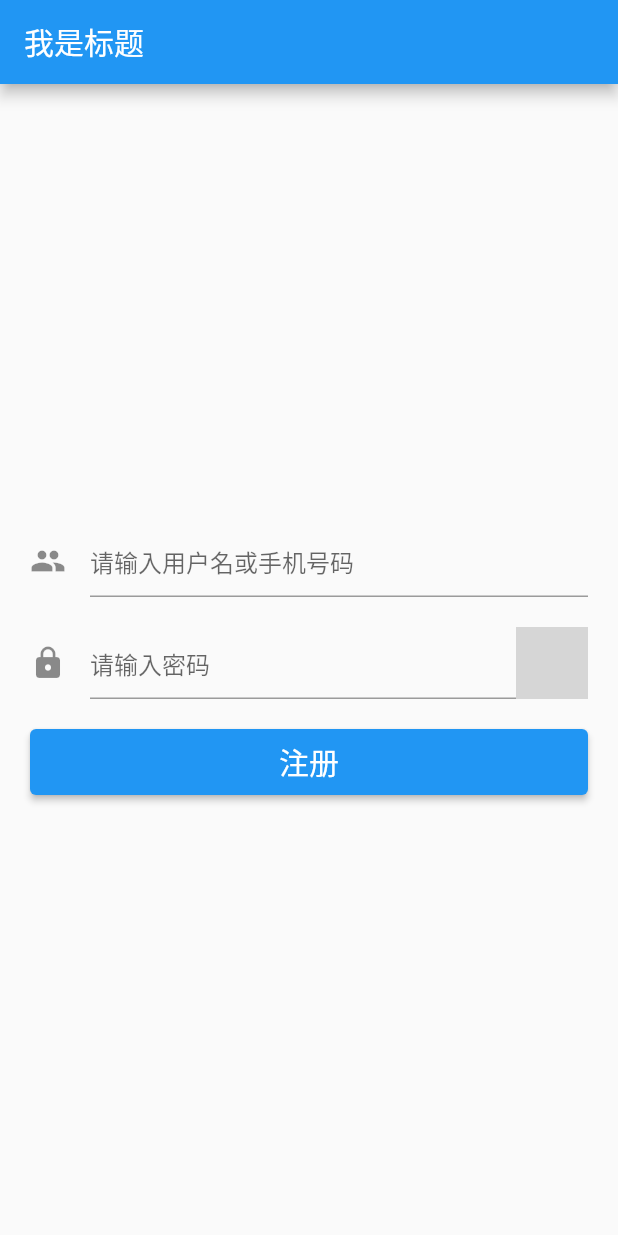
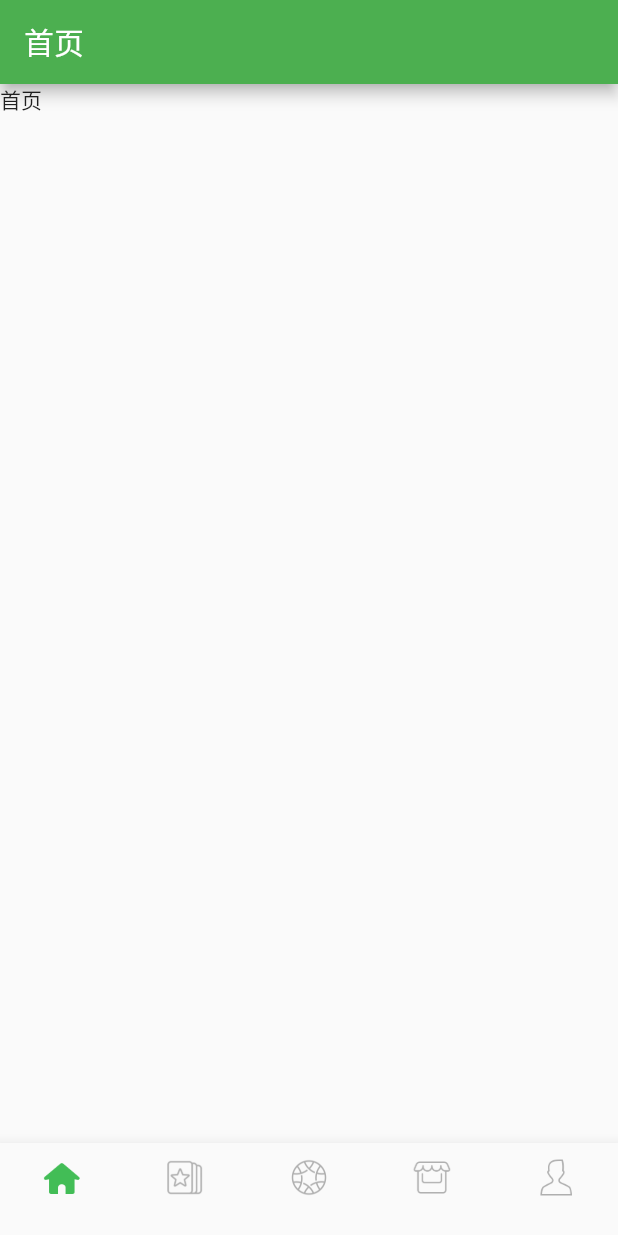
Before and after one commit to Sundyyer/flutterCode, a Flutter app: the screen it shows after launch, on a phone screen of 412 x 824 dp. Run offline on Flutter 3.47's test engine with Material 2 defaults, Android fonts, the phone set to English and light mode, and no system bars; grey boxes are pictures that could not be loaded.

Commit message:
搭建tab框架

```diff
--- /dev/null
+++ b/flutter_demo/lib/Pages/Group/group.dart
@@ -0,0 +1,16 @@
+
+import 'package:flutter/material.dart';
+
+class group extends StatelessWidget {
+  // const group({super.key});
+
+  @override
+  Widget build(BuildContext context) {
+    return Scaffold(
+      appBar: AppBar(
+        title: Text("首页"),
+      ),
+      body: Text("首页"),
+    );
+  }
+}
--- /dev/null
+++ b/flutter_demo/lib/Pages/Home/home.dart
@@ -0,0 +1,15 @@
+import 'package:flutter/material.dart';
+
+class home extends StatelessWidget {
+  const home({super.key});
+
+  @override
+  Widget build(BuildContext context) {
+    return Scaffold(
+      appBar: AppBar(
+        title: Text("首页"),
+      ),
+      body: Text("首页"),
+    );
+  }
+}
--- a/flutter_demo/lib/main.dart
+++ b/flutter_demo/lib/main.dart
@@ -1,135 +1,85 @@
-import 'dart:convert';
+
 
 import 'package:flutter/material.dart';
+import 'package:flutter_demo/Pages/Group/group.dart';
+import 'package:flutter_demo/Pages/Home/home.dart';
+import 'package:flutter_demo/Pages/Mall/mall.dart';
+import 'package:flutter_demo/Pages/Profile/profile.dart';
+import 'package:flutter_demo/Pages/Subject/subject.dart';
 
 void main() {
-  runApp(MyApp());
+  runApp(myApp());
 }
 
-class MyApp extends StatelessWidget {
+class myApp extends StatelessWidget {
 
-  // This widget is the root of your application.
+  final color_theme = Colors.green;
+
   @override
   Widget build(BuildContext context) {
     return MaterialApp(
-      title: 'TextField Demo',
-      home:  MyHomePage(),
+      title: "豆瓣",
+      theme: ThemeData(
+        primarySwatch: color_theme,
+        iconTheme: IconThemeData(color: color_theme),
+        highlightColor:  Colors.transparent,
+        splashColor: Colors.transparent
+      ),
+      home: MyStackPage(),
     );
   }
 }
 
-class MyHomePage extends StatelessWidget {
+
+class MyStackPage extends StatefulWidget {
+  @override
+  State<StatefulWidget> createState() {
+    return MyStackPageState();
+  }
+
+}
+class MyStackPageState extends State<MyStackPage> {
+  int _currentIndex = 0;
+
   @override
   Widget build(BuildContext context) {
     return Scaffold(
-      appBar: AppBar(
-        title: Text("我是标题"),
+
+      bottomNavigationBar: BottomNavigationBar(
+        currentIndex: _currentIndex,
+        type: BottomNavigationBarType.fixed,
+        items: [
+          createItem("home", "首页"),
+          createItem("subject", "书影音"),
+          createItem("group", "小组"),
+          createItem("mall", "市集"),
+          createItem("profile", "我的"),
+        ],
+        onTap: (currentIndex) {
+          setState(() {
+            _currentIndex = currentIndex;
+          });
+        },
       ),
-      body: contentWidget(),
+      body: IndexedStack(
+        index: _currentIndex,
+        children: [
+          home(),
+          subject(),
+          group(),
+          mall(),
+          profile()
+        ],
+      ),
     );
   }
 }
 
 
 
-
-/// 继承自statefulWidget必须写state，因为在state去维护状态的变化
-/// 整块内容的widget
-class contentWidget extends StatefulWidget {
-  @override
-  State<StatefulWidget> createState() {
-    return _contentState();
-  }
+BottomNavigationBarItem createItem(String iconName, String title) {
+  return  BottomNavigationBarItem(
+      icon: Image.asset("assets/images/tabbar/$iconName.png",width: 32.0,),
+      activeIcon: Image.asset("assets/images/tabbar/${iconName}_active.png",width: 32.0,),
+      label: "");
 }
-/// 这里用下划线的原因是因为在dart中私有化一个属性是用下划线
-class _contentState extends State<contentWidget> {
-  @override
-  Widget build(BuildContext context) {
-    return loginWidget();
-  }
-}
-
-/// 登录的widget
-class loginWidget extends StatefulWidget {
-  @override
-  State<StatefulWidget> createState() {
-    return _loginState();
-  }
-}
-
-class _loginState extends State<loginWidget> {
-
-  final registerFormkey = GlobalKey<FormState>();
-
-  String username = "";
-  String password = "";
-
-  void saveRegisterForm() {
-
-    if (username.length == 0 || username == "") {
-      print("当前输入的用户名为空$username");
-      return;
-    }
-
-    if (password.length == 0 || password == "") {
-      print("当前输入的密码为空$password");
-      return;
-    }
-
-
-    registerFormkey.currentState?.save();
-    registerFormkey.currentState?.validate();
-    print("当前输入用户名是:$username, 密码是:$password");
-
-  }
-
-  @override
-  Widget build(BuildContext context) {
-    return Padding(
-      padding: const EdgeInsets.all(20.0),
-      child: Form(
-          child: Column( //child:这里只能存放一个textField
-            key: registerFormkey,
-            mainAxisAlignment: MainAxisAlignment.center,
-            children: [ //children:这里就可以存放多个textField
-
-              TextFormField( //用户名的textField
-                decoration: const InputDecoration( //这里存放着textField中的icon
-                  icon: Icon(Icons.people),
-                  hintText: "请输入用户名或手机号码",
-                ),
-                onChanged: (value) {
-                  this.username = value ?? "";
-                  print("$value");
-                },
-              ),
-
-              SizedBox(height: 20,),
-
-              TextFormField( //密码的TextField
-                obscureText: true,
-                decoration: const InputDecoration(
-                  icon: Icon(Icons.lock),
-                  hintText: "请输入密码",
-                  suffixIcon: ImageIcon(image)
-                ),
-                onChanged: (value) {
-                  this.password = value ?? "";
-                  print("$value");
-                },
-              ),
-
-              SizedBox(height: 20,),
-
-              Container(
-                width: double.infinity,
-                height: 44,
-                child: ElevatedButton(onPressed: saveRegisterForm,
-                  child: Text("注册",style: TextStyle(fontSize: 20,color: Colors.white),),
-                ),
-              ),
-            ],
-      )),
-    );
-  }
-}
--- a/flutter_demo/pubspec.yaml
+++ b/flutter_demo/pubspec.yaml
@@ -59,9 +59,9 @@ flutter:
   uses-material-design: true
 
   # To add assets to your application, add an assets section, like this:
-  # assets:
-  #   - images/a_dot_burr.jpeg
-  #   - images/a_dot_ham.jpeg
+  assets:
+     - assets/images/home/
+     - assets/images/tabbar/
 
   # An image asset can refer to one or more resolution-specific "variants", see
   # https://flutter.dev/assets-and-images/#resolution-aware
```
Also changed, not shown: flutter_demo/lib/Pages/Mall/mall.dart (added, +15 -0 lines), flutter_demo/lib/Pages/Profile/profile.dart (added, +15 -0 lines), flutter_demo/lib/Pages/Subject/subject.dart (added, +15 -0 lines), flutter_demo/assets/images/home/wish.png (added), flutter_demo/assets/images/tabbar/group.png (added), flutter_demo/assets/images/tabbar/group_active.png (added), flutter_demo/assets/images/tabbar/home.png (added), flutter_demo/assets/images/tabbar/home_active.png (added), flutter_demo/assets/images/tabbar/mall.png (added), flutter_demo/assets/images/tabbar/mall_active.png (added), flutter_demo/assets/images/tabbar/profile.png (added), flutter_demo/assets/images/tabbar/profile_active.png (added), flutter_demo/assets/images/tabbar/subject.png (added), flutter_demo/assets/images/tabbar/subject_active.png (added).
